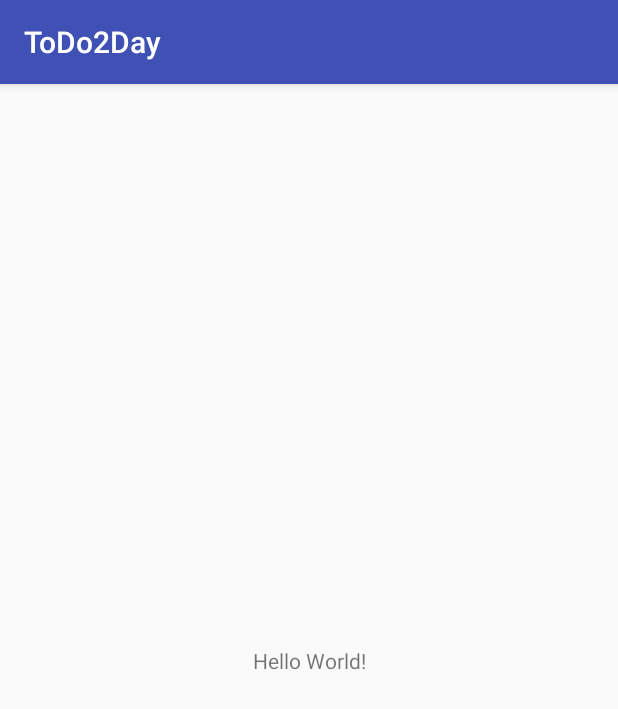
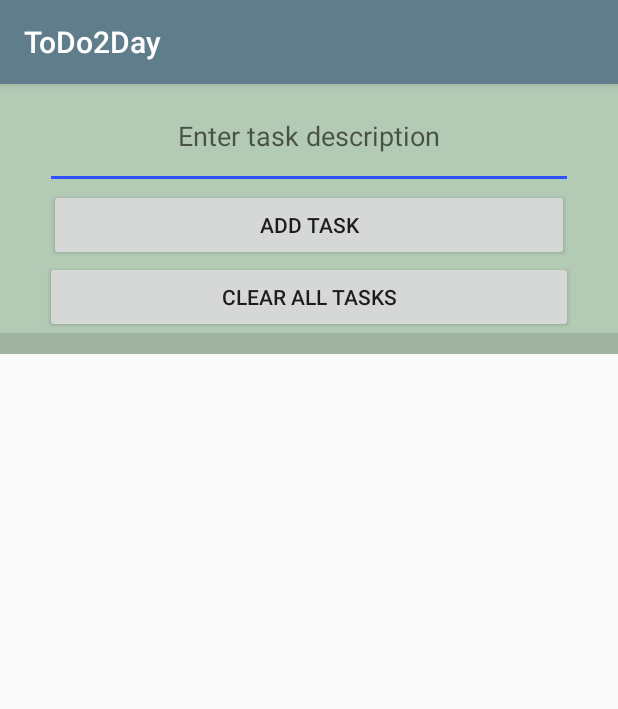
Before and after one commit to brendanAlbert/ToDo2Day, an Android app: the screen it shows after launch (MainActivity), on a phone screen of 412 x 824 dp. Shown: the top 709 px of the screen. Run offline under Robolectric (Android 15) with nearby library versions, the phone set to English and light mode, and no system bars.

Commit message:
added mipmap image, edited colors, strings, and activity_main.xml files

```diff
--- a/app/src/main/res/layout/activity_main.xml
+++ b/app/src/main/res/layout/activity_main.xml
@@ -1,18 +1,66 @@
 <?xml version="1.0" encoding="utf-8"?>
-<android.support.constraint.ConstraintLayout xmlns:android="http://schemas.android.com/apk/res/android"
-    xmlns:app="http://schemas.android.com/apk/res-auto"
+<LinearLayout
+    xmlns:android="http://schemas.android.com/apk/res/android"
     xmlns:tools="http://schemas.android.com/tools"
+    android:id="@+id/activity_main"
     android:layout_width="match_parent"
     android:layout_height="match_parent"
-    tools:context="com.example.balbert.todo2day.MainActivity">
+    tools:context="edu.orangecoastcollege.cs273.balbert.todo2day.MainActivity"
+    android:orientation="vertical">
 
-    <TextView
+    <RelativeLayout
+        android:id="@+id/relativeLayout1"
         android:layout_width="wrap_content"
         android:layout_height="wrap_content"
-        android:text="Hello World!"
-        app:layout_constraintBottom_toBottomOf="parent"
-        app:layout_constraintLeft_toLeftOf="parent"
-        app:layout_constraintRight_toRightOf="parent"
-        app:layout_constraintTop_toTopOf="parent" />
+        android:background="@color/aqua"
+        android:paddingLeft="30dp"
+        android:paddingRight="30dp" >
 
-</android.support.constraint.ConstraintLayout>
+        <EditText
+            android:id="@+id/taskEditText"
+            android:layout_width="match_parent"
+            android:layout_height="70dp"
+            android:layout_alignParentLeft="true"
+            android:layout_alignParentTop="true"
+            android:ems="10"
+            android:gravity="center_horizontal|center_vertical"
+            android:hint="@string/task" >
+
+            <requestFocus />
+        </EditText>
+
+        <Button
+            android:id="@+id/addTaskButton"
+            android:layout_width="match_parent"
+            android:layout_height="wrap_content"
+            android:layout_below="@+id/taskEditText"
+            android:layout_centerHorizontal="true"
+            android:layout_marginRight="5dp"
+            android:text="@string/add"
+            android:onClick="addTask"/>
+
+        <Button
+            android:id="@+id/clearAllTasksButton"
+            android:layout_width="match_parent"
+            android:layout_height="wrap_content"
+            android:layout_below="@+id/addTaskButton"
+            android:layout_centerHorizontal="true"
+            android:onClick="clearAllTasks"
+            android:text="@string/delete" />
+
+    </RelativeLayout>
+
+    <ListView
+        android:id="@+id/taskListView"
+        android:layout_width="match_parent"
+        android:layout_height="wrap_content"
+        android:layout_alignParentLeft="true"
+        android:layout_below="@+id/relativeLayout1"
+        android:background="@color/dark_aqua"
+        android:paddingBottom="4dp"
+        android:paddingLeft="30dp"
+        android:paddingRight="30dp"
+        android:paddingTop="10dp" >
+
+    </ListView>
+</LinearLayout>
--- a/app/src/main/res/values/colors.xml
+++ b/app/src/main/res/values/colors.xml
@@ -1,6 +1,12 @@
 <?xml version="1.0" encoding="utf-8"?>
 <resources>
-    <color name="colorPrimary">#3F51B5</color>
-    <color name="colorPrimaryDark">#303F9F</color>
-    <color name="colorAccent">#FF4081</color>
+    <color name="colorPrimary">#607d8b</color>
+    <color name="colorPrimaryDark">#455a64</color>
+    <color name="colorAccent">#304ffe</color>
+
+    <color name="yellow">#fffffba1</color>
+    <color name="aqua">#B3CAB5</color>
+    <color name="cream">#c2d5da</color>
+    <color name="dark_aqua">#9fb3a0</color>
+
 </resources>
--- a/app/src/main/res/values/strings.xml
+++ b/app/src/main/res/values/strings.xml
@@ -1,3 +1,9 @@
 <resources>
     <string name="app_name">ToDo2Day</string>
+
+    <string name="add">Add Task</string>
+    <string name="task">Enter task description</string>
+    <string name="delete">Clear all Tasks</string>
+    <string name="desc">Description</string>
+
 </resources>
```
Also changed, not shown: app/src/main/ic_launcher-web.png (added), app/src/main/res/mipmap-hdpi/ic_launcher.png, app/src/main/res/mipmap-mdpi/ic_launcher.png, app/src/main/res/mipmap-xhdpi/ic_launcher.png, app/src/main/res/mipmap-xxhdpi/ic_launcher.png, app/src/main/res/mipmap-xxxhdpi/ic_launcher.png.
